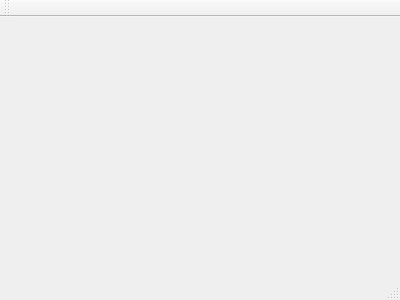
The window that exam/mainwindow.ui (carexoid/labs) describes before a commit, drawn with Qt 5.
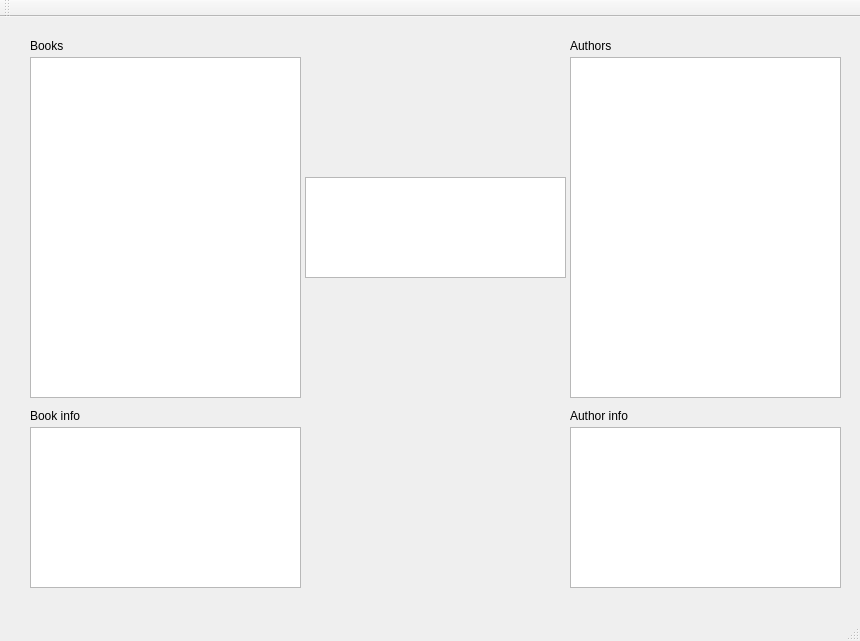
The same window after the commit.

The edit to the form file:
```diff
--- a/exam/mainwindow.ui
+++ b/exam/mainwindow.ui
@@ -1,24 +1,142 @@
 <ui version="4.0">
  <class>MainWindow</class>
- <widget class="QMainWindow" name="MainWindow" >
-  <property name="geometry" >
+ <widget class="QMainWindow" name="MainWindow">
+  <property name="geometry">
    <rect>
     <x>0</x>
     <y>0</y>
-    <width>400</width>
-    <height>300</height>
+    <width>860</width>
+    <height>641</height>
    </rect>
   </property>
   <property name="windowTitle" >
    <string>MainWindow</string>
   </property>
-  <widget class="QMenuBar" name="menuBar" />
-  <widget class="QToolBar" name="mainToolBar" />
-  <widget class="QWidget" name="centralWidget" />
-  <widget class="QStatusBar" name="statusBar" />
+  <widget class="QWidget" name="centralWidget">
+   <widget class="QListView" name="bookList">
+    <property name="geometry">
+     <rect>
+      <x>30</x>
+      <y>40</y>
+      <width>271</width>
+      <height>341</height>
+     </rect>
+    </property>
+   </widget>
+   <widget class="QListView" name="authorList">
+    <property name="geometry">
+     <rect>
+      <x>570</x>
+      <y>40</y>
+      <width>271</width>
+      <height>341</height>
+     </rect>
+    </property>
+   </widget>
+   <widget class="QTextBrowser" name="textBrowser">
+    <property name="geometry">
+     <rect>
+      <x>305</x>
+      <y>160</y>
+      <width>261</width>
+      <height>101</height>
+     </rect>
+    </property>
+   </widget>
+   <widget class="QLabel" name="BooksLabel">
+    <property name="geometry">
+     <rect>
+      <x>30</x>
+      <y>20</y>
+      <width>75</width>
+      <height>18</height>
+     </rect>
+    </property>
+    <property name="text">
+     <string>Books</string>
+    </property>
+   </widget>
+   <widget class="QLabel" name="AuhtorLabel">
+    <property name="geometry">
+     <rect>
+      <x>570</x>
+      <y>20</y>
+      <width>75</width>
+      <height>18</height>
+     </rect>
+    </property>
+    <property name="text">
+     <string>Authors</string>
+    </property>
+   </widget>
+   <widget class="QTextBrowser" name="BookInfo">
+    <property name="geometry">
+     <rect>
+      <x>30</x>
+      <y>410</y>
+      <width>271</width>
+      <height>161</height>
+     </rect>
+    </property>
+   </widget>
+   <widget class="QLabel" name="BookInfoLabel">
+    <property name="geometry">
+     <rect>
+      <x>30</x>
+      <y>390</y>
+      <width>75</width>
+      <height>18</height>
+     </rect>
+    </property>
+    <property name="text">
+     <string>Book info</string>
+    </property>
+   </widget>
+   <widget class="QTextBrowser" name="AuthorInfo">
+    <property name="geometry">
+     <rect>
+      <x>570</x>
+      <y>410</y>
+      <width>271</width>
+      <height>161</height>
+     </rect>
+    </property>
+   </widget>
+   <widget class="QLabel" name="AuthorInfoLabel">
+    <property name="geometry">
+     <rect>
+      <x>570</x>
+      <y>390</y>
+      <width>101</width>
+      <height>18</height>
+     </rect>
+    </property>
+    <property name="text">
+     <string>Author info</string>
+    </property>
+   </widget>
+  </widget>
+  <widget class="QMenuBar" name="menuBar">
+   <property name="geometry">
+    <rect>
+     <x>0</x>
+     <y>0</y>
+     <width>860</width>
+     <height>23</height>
+    </rect>
+   </property>
+  </widget>
+  <widget class="QToolBar" name="mainToolBar">
+   <attribute name="toolBarArea">
+    <enum>TopToolBarArea</enum>
+   </attribute>
+   <attribute name="toolBarBreak">
+    <bool>false</bool>
+   </attribute>
+  </widget>
+  <widget class="QStatusBar" name="statusBar"/>
  </widget>
- <layoutDefault spacing="6" margin="11" />
- <pixmapfunction></pixmapfunction>
+ <layoutdefault spacing="6" margin="11"/>
  <resources/>
  <connections/>
 </ui>
```
Left out of the diff: 3 changed lines with no effect on the pictures.
